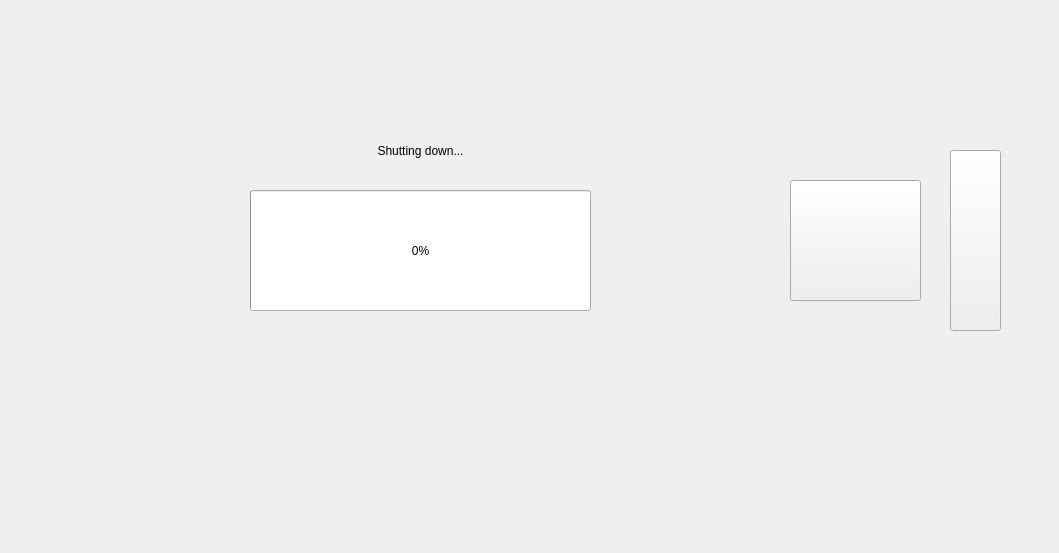
Qt form InsulinPumpSim/mainwindow.ui (Somto-O/Insulin_Pump_Sim) before a commit.
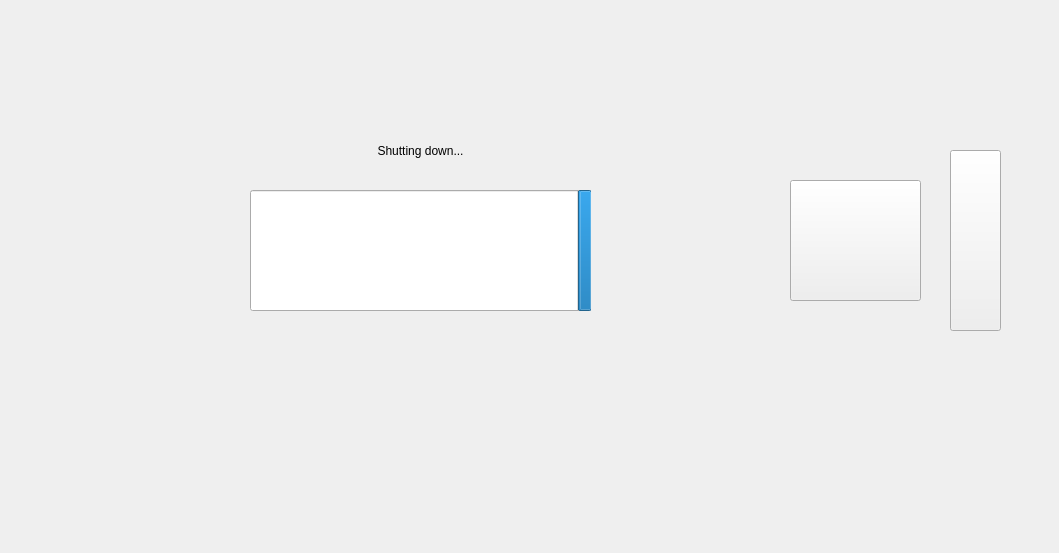
The same form after that commit. Icons and pictures are not drawn.

Patch:
```diff
--- a/InsulinPumpSim/mainwindow.ui
+++ b/InsulinPumpSim/mainwindow.ui
@@ -3468,8 +3468,14 @@
         <height>121</height>
        </rect>
       </property>
+      <property name="layoutDirection">
+       <enum>Qt::RightToLeft</enum>
+      </property>
+      <property name="autoFillBackground">
+       <bool>false</bool>
+      </property>
       <property name="value">
-       <number>0</number>
+       <number>3</number>
       </property>
      </widget>
     </widget>
```
Left out of the diff: 4 changed lines with no effect on the pictures.
